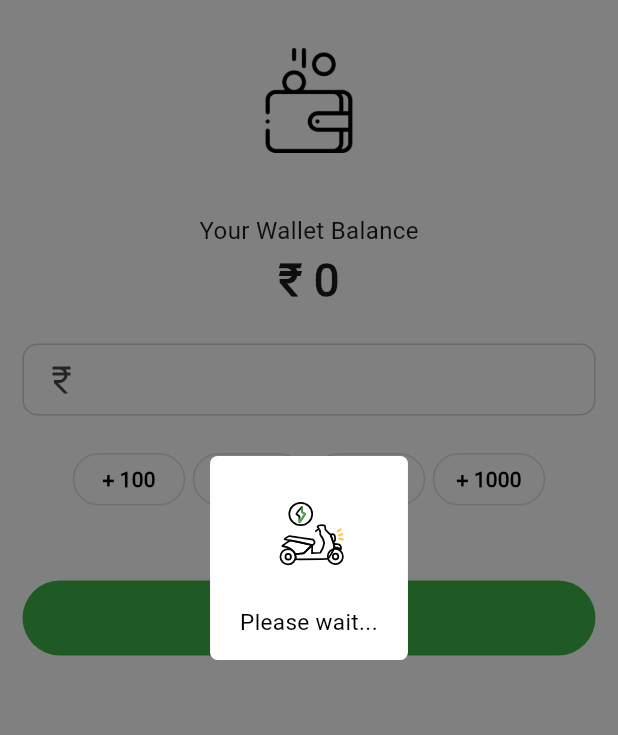
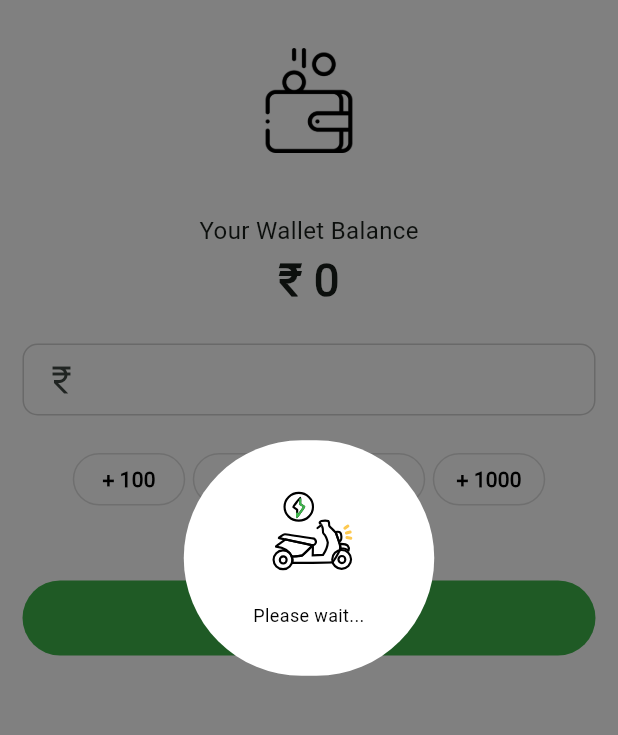
Before and after one commit to naethra-gp/driEv, a Flutter app: the AddMoreFund screen opened directly with empty values, on a phone screen of 412 x 824 dp, the part 60-795 px from its top. Run offline on Flutter 3.47's test engine with Material 3 defaults, Android fonts, the phone set to English and light mode, and no system bars; our stand-ins replace cached_network_image, file_picker, flutter_easyloading, flutter_image_compress, flutter_rating_bar, flutter_svg and 22 more; missing offline and left inert: app_settings, cron, flutter_statusbarcolor_ns, otp_autofill, paytm_allinonesdk, qr_code_scanner and 4 more; accounts and stored records are empty.

Commit message:
[Eswar] => Loading design issue fixed

```diff
--- a/lib/app_utils/app_loading/alert_services.dart
+++ b/lib/app_utils/app_loading/alert_services.dart
@@ -1,4 +1,5 @@
 import 'dart:io';
+import 'dart:math';
 
 import 'package:driev/app_utils/app_widgets/app_button.dart';
 import 'package:flutter/material.dart';
@@ -10,7 +11,6 @@ import 'package:lottie/lottie.dart';
 import '../../app_dialogs/widgets/block_user_content.dart';
 import '../../app_dialogs/widgets/kyc_block_widget.dart';
 import '../../app_dialogs/widgets/kyc_hold_widget.dart';
-import '../../app_themes/app_colors.dart';
 import 'widgets/balance_alert_widget.dart';
 import 'widgets/vehicle_alert.dart';
 
@@ -22,12 +22,29 @@ class AlertServices {
     // EasyLoading.instance.indicatorType = EasyLoadingIndicatorType.fadingCircle;
     EasyLoading.instance.toastPosition = EasyLoadingToastPosition.center;
     EasyLoading.instance.animationStyle = EasyLoadingAnimationStyle.scale;
-    // EasyLoading.instance.radius = 100;
+    EasyLoading.instance.radius = 100;
     return await EasyLoading.show(
-      status: title ?? 'Please wait...',
       maskType: EasyLoadingMaskType.black,
       dismissOnTap: false,
-      indicator: Lottie.asset('assets/loading/loading.json', width: 75, height: 75),
+      indicator: Container(
+        width: 127,
+        height: 127,
+        child: Column(
+          children: [
+            Lottie.asset('assets/loading/loading.json', width: 93, height: 93),
+            Container(
+              width: 90,
+              child: Text(
+                title ?? 'Please wait...',
+                style: const TextStyle(fontSize: 12, color: Colors.black),
+                textAlign: TextAlign.center,
+                softWrap: true,
+                maxLines: 2,
+              ),
+            ),
+          ],
+        ),
+      ),
     );
   }
 
```
